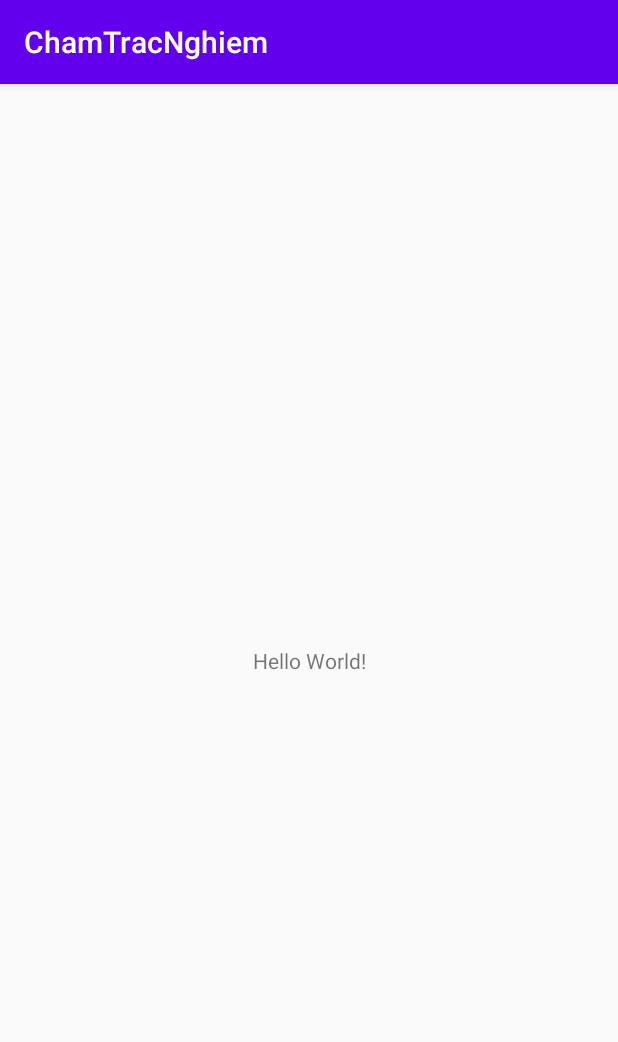
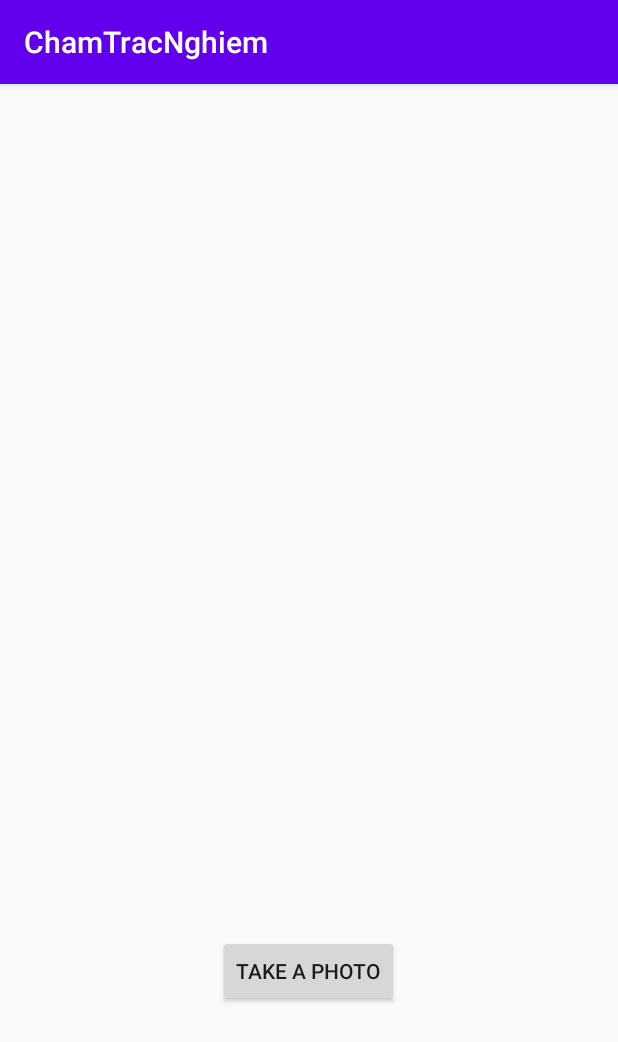
Before and after one commit to MeryKitty/chamtracnghiem, an Android app: the screen it shows after launch (MainActivity), on a phone screen of 412 x 824 dp. Shown: the top 1042 px of the screen. Run offline under Robolectric (Android 15) with nearby library versions, the phone set to English and light mode, and no system bars.

Commit message:
Hey I can take a photo!

```diff
--- a/app/src/main/AndroidManifest.xml
+++ b/app/src/main/AndroidManifest.xml
@@ -1,6 +1,9 @@
 <?xml version="1.0" encoding="utf-8"?>
 <manifest xmlns:android="http://schemas.android.com/apk/res/android"
     package="com.example.chamtracnghiem">
+    <uses-permission android:name="android.permission.CAMERA" />
+    <uses-permission android:name="android.permission.WRITE_EXTERNAL_STORAGE" />
+    <uses-feature android:name="android.hardware.camera2.full" />
 
     <application
         android:allowBackup="true"
@@ -9,6 +12,7 @@
         android:roundIcon="@mipmap/ic_launcher_round"
         android:supportsRtl="true"
         android:theme="@style/AppTheme">
+        <activity android:name=".OpenCamera"></activity>
         <activity android:name=".MainActivity">
             <intent-filter>
                 <action android:name="android.intent.action.MAIN" />
--- a/app/src/main/java/com/example/chamtracnghiem/MainActivity.java
+++ b/app/src/main/java/com/example/chamtracnghiem/MainActivity.java
@@ -1,14 +1,29 @@
 package com.example.chamtracnghiem;
 
 import androidx.appcompat.app.AppCompatActivity;
-
+import android.content.Intent;
 import android.os.Bundle;
+import android.view.View;
+import android.widget.Button;
 
 public class MainActivity extends AppCompatActivity {
-
+    private Button takePhotoButton;
     @Override
     protected void onCreate(Bundle savedInstanceState) {
         super.onCreate(savedInstanceState);
         setContentView(R.layout.activity_main);
+        takePhotoButton = (Button) findViewById(R.id.takePhoto);
+        takePhotoButton.setOnClickListener(new View.OnClickListener() {
+            @Override
+            public void onClick(View v) {
+                openPhotoScreen();
+            }
+        });
+    }
+
+
+    public void openPhotoScreen(){
+        Intent intent = new Intent(this,OpenCamera.class);
+        startActivity(intent);
     }
 }
--- a/app/src/main/res/layout/activity_main.xml
+++ b/app/src/main/res/layout/activity_main.xml
@@ -1,6 +1,5 @@
 <?xml version="1.0" encoding="utf-8"?>
-<androidx.constraintlayout.widget.ConstraintLayout xmlns:android="http://schemas.android.com/apk/res/android"
-    xmlns:app="http://schemas.android.com/apk/res-auto"
+<RelativeLayout xmlns:android="http://schemas.android.com/apk/res/android"
     xmlns:tools="http://schemas.android.com/tools"
     android:layout_width="match_parent"
     android:layout_height="match_parent"
@@ -9,10 +8,17 @@
     <TextView
         android:layout_width="wrap_content"
         android:layout_height="wrap_content"
-        android:text="Hello World!"
-        app:layout_constraintBottom_toBottomOf="parent"
-        app:layout_constraintLeft_toLeftOf="parent"
-        app:layout_constraintRight_toRightOf="parent"
-        app:layout_constraintTop_toTopOf="parent" />
+        android:text="Hello World!" />
 
-</androidx.constraintlayout.widget.ConstraintLayout>
+    <Button
+        android:id="@+id/takePhoto"
+        android:layout_width="wrap_content"
+        android:layout_height="wrap_content"
+        android:layout_alignParentStart="true"
+        android:layout_alignParentTop="true"
+        android:layout_centerInParent="true"
+        android:layout_marginStart="145dp"
+        android:layout_marginTop="623dp"
+        android:text="@string/takePhoto" />
+
+</RelativeLayout>
--- a/app/src/main/res/values/strings.xml
+++ b/app/src/main/res/values/strings.xml
@@ -1,3 +1,4 @@
 <resources>
     <string name="app_name">ChamTracNghiem</string>
+    <string name="takePhoto">Take a Photo</string>
 </resources>
--- a/app/src/main/res/values/styles.xml
+++ b/app/src/main/res/values/styles.xml
@@ -6,6 +6,7 @@
         <item name="colorPrimary">@color/colorPrimary</item>
         <item name="colorPrimaryDark">@color/colorPrimaryDark</item>
         <item name="colorAccent">@color/colorAccent</item>
+        <item name="android:windowTranslucentStatus">true</item>
     </style>
 
 </resources>
```
